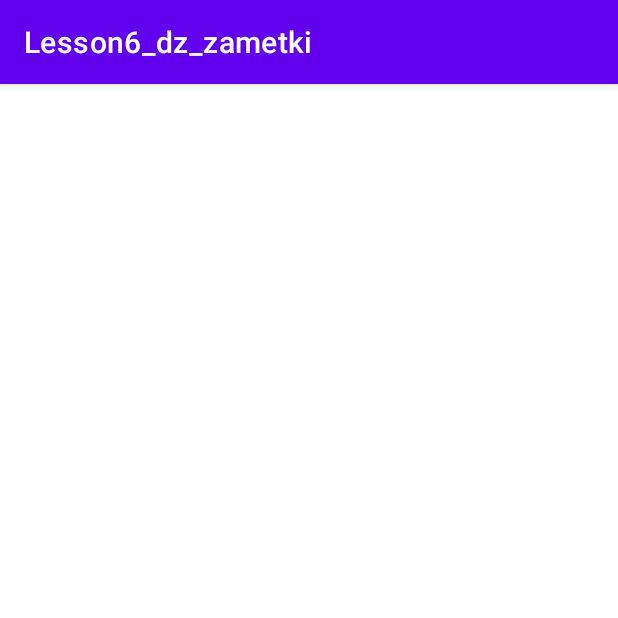
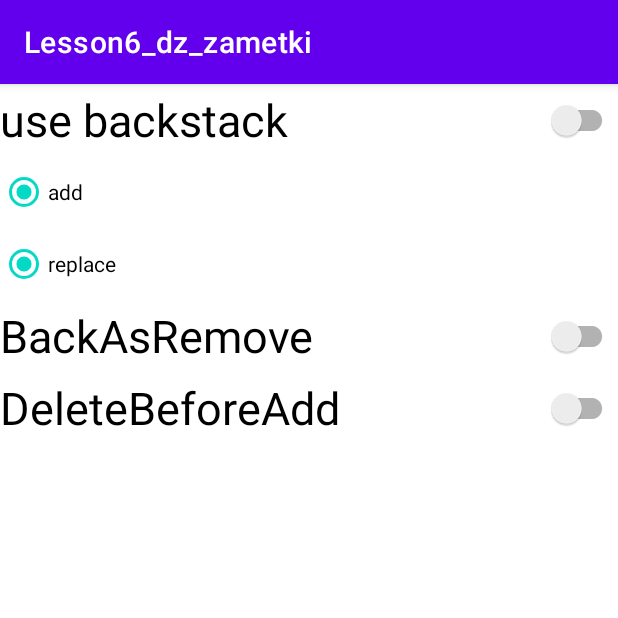
Before and after one commit to NatNef/Lesson6_dz_zametki, an Android app: the fragment SettingsFragmentTwo shown on its own in the app's theme, on a phone screen of 412 x 824 dp, the top half of it. Run offline under Robolectric (Android 15) with nearby library versions, the phone set to English and light mode, and no system bars.

Commit message:
Дз 7 в процессе

```diff
--- a/app/src/main/java/keyone/keytwo/lesson6_dz_zametki/Settings.java
+++ b/app/src/main/java/keyone/keytwo/lesson6_dz_zametki/Settings.java
@@ -5,12 +5,14 @@ public class Settings {
     // создаем ключи
     public static final String SHARED_PREFERENCE_NAME = "SHARED_PREFERENCE_NAME";//ключ всех настроек
     public static final String IS_BACK_STACK_USED = "IS_BACK_STACK_USED";
+    public static final String IS_REPLACE_FRAGMENT = "IS_REPLACE_FRAGMENT";
     public static final String IS_ADD_FRAGMENT_USED = "IS_ADD_FRAGMENT_USED"; // накладывать фрагменты
     public static final String IS_BACK_IS_REMOVE_FRAGMENT = "IS_BACK_IS_REMOVE_FRAGMENT"; // назад, удаление
     public static final String IS_DELETE_FRAGMENT_BEFORE_ADD = "IS_DELETE_FRAGMENT_BEFORE_ADD"; // удаляем предыдущий фрагмент, перед тем как загрузить новый
 
     //значение
     public static boolean isBackStackUsed;
+    public static boolean isReplaceFragment;
     public static boolean isAddFragmentUsed;
     public static boolean isBackIsRemoveFragment;
     public static boolean isDeleteFragmentBeforeAdd;
--- a/app/src/main/java/keyone/keytwo/lesson6_dz_zametki/SettingsFragmentTwo.java
+++ b/app/src/main/java/keyone/keytwo/lesson6_dz_zametki/SettingsFragmentTwo.java
@@ -1,9 +1,14 @@
 package keyone.keytwo.lesson6_dz_zametki;
 
+import android.content.Context;
+import android.content.SharedPreferences;
 import android.os.Bundle;
 import android.view.LayoutInflater;
 import android.view.View;
 import android.view.ViewGroup;
+import android.widget.CompoundButton;
+import android.widget.RadioButton;
+import android.widget.Switch;
 
 import androidx.fragment.app.Fragment;
 
@@ -13,10 +18,55 @@ public class SettingsFragmentTwo extends Fragment {
         return new SettingsFragmentTwo();
     }
 
+    //инициализируем кнопки
+    RadioButton radioButtonReplace;
+    RadioButton radioButtonAdd;
+    Switch switchBackStack;
+    Switch switchBackAsRemove;
+    Switch switchDeleteBeforeAdd;
+
     // внедряем макет
     @Override
     public View onCreateView(LayoutInflater inflater, ViewGroup container, Bundle savedInstanceState) {
-        View v = inflater.inflate(R.layout.fragment_setting, container, false);
+        View v = inflater.inflate(R.layout.fragment_settings_two, container, false);
+        initView(v);
         return v;
     }
+
+    private void initView(View v) {
+        radioButtonAdd = v.findViewById(R.id.radioButtonAdd);
+        radioButtonAdd.setOnCheckedChangeListener(new CompoundButton.OnCheckedChangeListener() {
+            @Override
+            public void onCheckedChanged(CompoundButton buttonView, boolean isChecked) {
+                Settings.isAddFragmentUsed = isChecked;
+
+                //сохранение
+
+                //вызвали настройки
+                writeSettings();
+            }
+        });
+
+        radioButtonReplace = v.findViewById(R.id.radioButtonReplace);
+        radioButtonAdd.setOnCheckedChangeListener(new CompoundButton.OnCheckedChangeListener() {
+            @Override
+            public void onCheckedChanged(CompoundButton buttonView, boolean isChecked) {
+                Settings.isReplaceFragment = isChecked;
+                //сохранение
+                //вызвали настройки
+                writeSettings();
+            }
+        });
+    }
+    private void writeSettings() {
+        SharedPreferences sharedPreferences = requireActivity()
+                .getSharedPreferences(Settings.SHARED_PREFERENCE_NAME, Context.MODE_PRIVATE);
+        //открываем режим записи
+        SharedPreferences.Editor editor = sharedPreferences.edit();
+        //записываем по кликуна кнопку
+        editor.putBoolean(Settings.IS_ADD_FRAGMENT_USED,Settings.isAddFragmentUsed);
+        editor.putBoolean(Settings.IS_REPLACE_FRAGMENT,Settings.isReplaceFragment);
+        editor.apply(); // применяем
+    }
+
 }
--- a/app/src/main/res/layout/fragment_settings_two.xml
+++ b/app/src/main/res/layout/fragment_settings_two.xml
@@ -12,8 +12,35 @@
        android:textSize="@dimen/text_size"
        android:layout_height="wrap_content"/>
 
+    <RadioGroup
+        android:layout_width="match_parent"
+        android:layout_height="wrap_content" />
+        <androidx.appcompat.widget.AppCompatRadioButton
+            android:id="@+id/radioButtonAdd"
+            android:layout_width="match_parent"
+            android:layout_height="wrap_content"
+            android:checked="true"
+            android:text="@string/add"/>
+    <androidx.appcompat.widget.AppCompatRadioButton
+        android:id="@+id/radioButtonReplace"
+        android:layout_width="match_parent"
+        android:layout_height="wrap_content"
+        android:checked="true"
+        android:text="@string/replace"/>
 
+    <androidx.appcompat.widget.SwitchCompat
+        android:id="@+id/switchBackAsRemove"
+        android:layout_width="match_parent"
+        android:text="@string/backasremove"
+        android:textSize="@dimen/text_size"
+        android:layout_height="wrap_content"/>
 
+    <androidx.appcompat.widget.SwitchCompat
+        android:id="@+id/switchDeleteBeforeAdd"
+        android:layout_width="match_parent"
+        android:text="@string/deletebeforeadd"
+        android:textSize="@dimen/text_size"
+        android:layout_height="wrap_content"/>
 
 
 </LinearLayout>
--- a/app/src/main/res/values/strings.xml
+++ b/app/src/main/res/values/strings.xml
@@ -8,4 +8,9 @@
     <string name="hello_blank_fragment">Hello blank fragment</string>
     <string name="main_screen_label">Main screen Label</string>
     <string name="use_backstack">use backstack</string>
+    <string name="add">add</string>
+    <string name="replace">replace</string>
+    <string name="backasremove">BackAsRemove</string>
+    <string name="backasremove">BackAsRemove</string>
+    <string name="deletebeforeadd">DeleteBeforeAdd</string>
 </resources>
```
